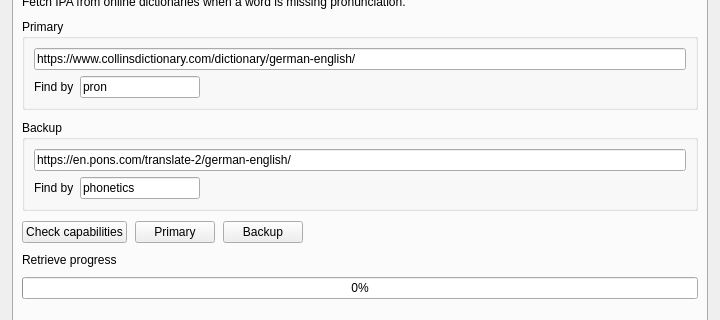
Above: ui/main_window.ui from denizisik1/silent-vocabulary before the change; both pictures show x 0 to 720 and y 85 to 405 of the 720 by 560 pixel window. Below: the same form after it.
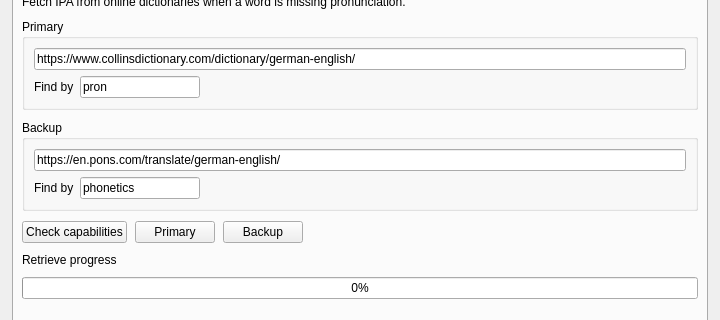
That is the form after the change. The open tabs and pages were chosen to show the change.

The edit to the form file:
```diff
--- a/ui/main_window.ui
+++ b/ui/main_window.ui
@@ -886,7 +886,7 @@
            <item>
             <widget class="QLineEdit" name="lineEdit_9">
              <property name="text">
-              <string>https://en.pons.com/translate-2/german-english/</string>
+              <string>https://en.pons.com/translate/german-english/</string>
              </property>
             </widget>
            </item>
```
